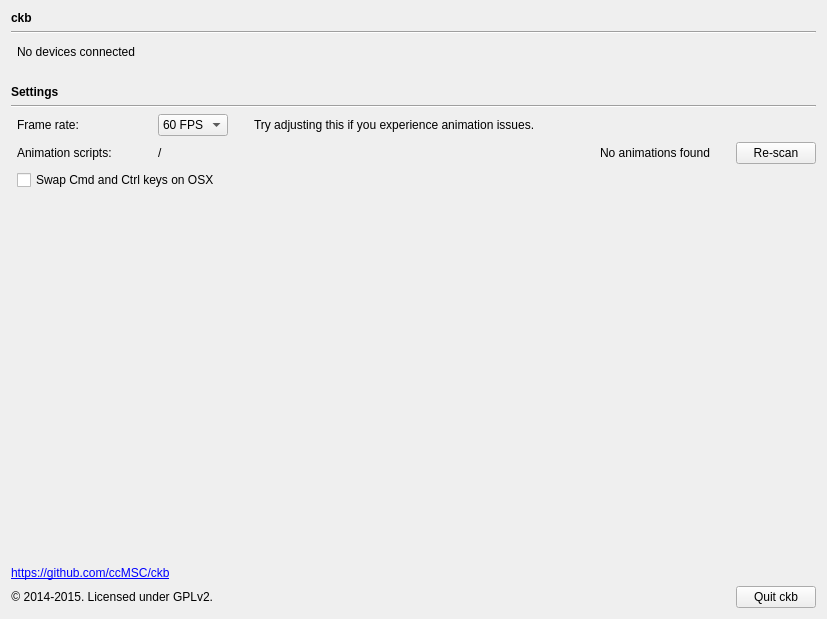
The window that src/ckb/settingswidget.ui (ckb-next/ckb-next) describes before a commit, drawn with Qt 5.
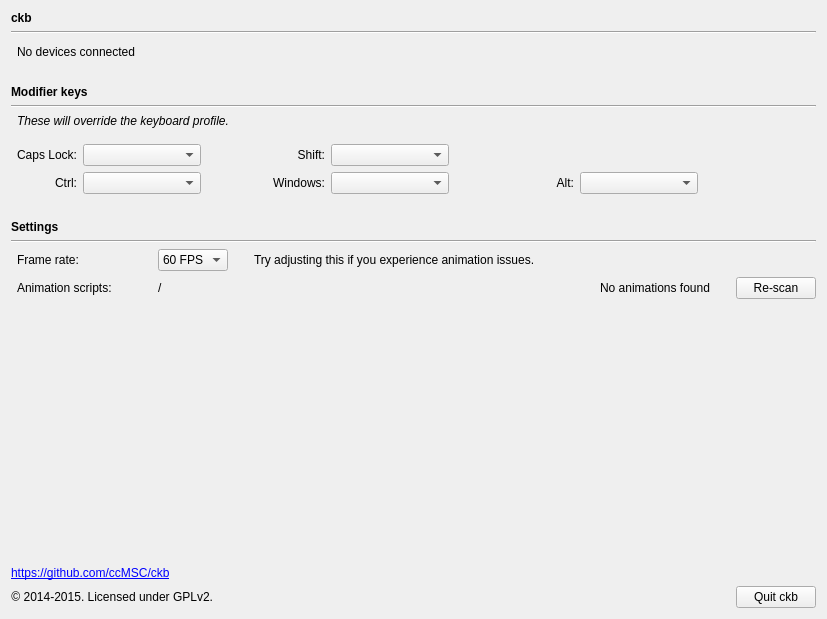
The same window after the commit.

Commit message: (ckb) Ability to launch a program on keypress (ckb) Rebindable volume wheel (ckb) Can now swap any modifier keys, not just Cmd and Ctrl (ckb) When rebinding keys, clicking a different key will now apply changes instead of discarding them (ckb) Minor UI updates

```diff
--- a/src/ckb/settingswidget.ui
+++ b/src/ckb/settingswidget.ui
@@ -14,6 +14,150 @@
    <string>Form</string>
   </property>
   <layout class="QGridLayout" name="gridLayout">
+   <item row="10" column="1">
+    <layout class="QGridLayout" name="gridLayout_3">
+     <item row="0" column="3">
+      <widget class="QLabel" name="shiftLabel">
+       <property name="sizePolicy">
+        <sizepolicy hsizetype="Expanding" vsizetype="Preferred">
+         <horstretch>0</horstretch>
+         <verstretch>0</verstretch>
+        </sizepolicy>
+       </property>
+       <property name="text">
+        <string>Shift:</string>
+       </property>
+       <property name="alignment">
+        <set>Qt::AlignRight|Qt::AlignTrailing|Qt::AlignVCenter</set>
+       </property>
+      </widget>
+     </item>
+     <item row="0" column="1">
+      <widget class="QLabel" name="capsLabel">
+       <property name="text">
+        <string>Caps Lock:</string>
+       </property>
+       <property name="alignment">
+        <set>Qt::AlignRight|Qt::AlignTrailing|Qt::AlignVCenter</set>
+       </property>
+      </widget>
+     </item>
+     <item row="0" column="0">
+      <spacer name="horizontalSpacer_10">
+       <property name="orientation">
+        <enum>Qt::Horizontal</enum>
+       </property>
+       <property name="sizeType">
+        <enum>QSizePolicy::Fixed</enum>
+       </property>
+       <property name="sizeHint" stdset="0">
+        <size>
+         <width>0</width>
+         <height>0</height>
+        </size>
+       </property>
+      </spacer>
+     </item>
+     <item row="0" column="2">
+      <widget class="QComboBox" name="capsBox">
+       <property name="sizePolicy">
+        <sizepolicy hsizetype="Expanding" vsizetype="Fixed">
+         <horstretch>0</horstretch>
+         <verstretch>0</verstretch>
+        </sizepolicy>
+       </property>
+      </widget>
+     </item>
+     <item row="1" column="1">
+      <widget class="QLabel" name="ctrlLabel">
+       <property name="text">
+        <string>Ctrl:</string>
+       </property>
+       <property name="alignment">
+        <set>Qt::AlignRight|Qt::AlignTrailing|Qt::AlignVCenter</set>
+       </property>
+      </widget>
+     </item>
+     <item row="1" column="7">
+      <spacer name="horizontalSpacer_9">
+       <property name="orientation">
+        <enum>Qt::Horizontal</enum>
+       </property>
+       <property name="sizeHint" stdset="0">
+        <size>
+         <width>40</width>
+         <height>20</height>
+        </size>
+       </property>
+      </spacer>
+     </item>
+     <item row="1" column="2">
+      <widget class="QComboBox" name="ctrlBox"/>
+     </item>
+     <item row="0" column="4">
+      <widget class="QComboBox" name="shiftBox">
+       <property name="sizePolicy">
+        <sizepolicy hsizetype="Expanding" vsizetype="Fixed">
+         <horstretch>0</horstretch>
+         <verstretch>0</verstretch>
+        </sizepolicy>
+       </property>
+      </widget>
+     </item>
+     <item row="1" column="3">
+      <widget class="QLabel" name="winLabel">
+       <property name="sizePolicy">
+        <sizepolicy hsizetype="Expanding" vsizetype="Preferred">
+         <horstretch>0</horstretch>
+         <verstretch>0</verstretch>
+        </sizepolicy>
+       </property>
+       <property name="text">
+        <string>Windows:</string>
+       </property>
+       <property name="alignment">
+        <set>Qt::AlignRight|Qt::AlignTrailing|Qt::AlignVCenter</set>
+       </property>
+      </widget>
+     </item>
+     <item row="1" column="4">
+      <widget class="QComboBox" name="winBox">
+       <property name="sizePolicy">
+        <sizepolicy hsizetype="Expanding" vsizetype="Fixed">
+         <horstretch>0</horstretch>
+         <verstretch>0</verstretch>
+        </sizepolicy>
+       </property>
+      </widget>
+     </item>
+     <item row="1" column="6">
+      <widget class="QComboBox" name="altBox">
+       <property name="sizePolicy">
+        <sizepolicy hsizetype="Expanding" vsizetype="Fixed">
+         <horstretch>0</horstretch>
+         <verstretch>0</verstretch>
+        </sizepolicy>
+       </property>
+      </widget>
+     </item>
+     <item row="1" column="5">
+      <widget class="QLabel" name="altLabel">
+       <property name="sizePolicy">
+        <sizepolicy hsizetype="Expanding" vsizetype="Preferred">
+         <horstretch>0</horstretch>
+         <verstretch>0</verstretch>
+        </sizepolicy>
+       </property>
+       <property name="text">
+        <string>Alt:</string>
+       </property>
+       <property name="alignment">
+        <set>Qt::AlignRight|Qt::AlignTrailing|Qt::AlignVCenter</set>
+       </property>
+      </widget>
+     </item>
+    </layout>
+   </item>
    <item row="0" column="0" colspan="2">
     <widget class="QLabel" name="versionLabel">
      <property name="font">
@@ -27,7 +171,7 @@
      </property>
     </widget>
    </item>
-   <item row="6" column="0" colspan="2">
+   <item row="12" column="0" colspan="2">
     <widget class="QLabel" name="label_6">
      <property name="font">
       <font>
@@ -56,7 +200,7 @@
      </property>
     </spacer>
    </item>
-   <item row="7" column="0" colspan="2">
+   <item row="13" column="0" colspan="2">
     <widget class="Line" name="line_2">
      <property name="orientation">
       <enum>Qt::Horizontal</enum>
@@ -70,7 +214,7 @@
      </property>
     </widget>
    </item>
-   <item row="12" column="0" colspan="2">
+   <item row="17" column="0" colspan="2">
     <widget class="QLabel" name="label_2">
      <property name="text">
       <string>&lt;a href=&quot;https://github.com/ccMSC/ckb&quot;&gt;https://github.com/ccMSC/ckb&lt;/a&gt;</string>
@@ -80,7 +224,7 @@
      </property>
     </widget>
    </item>
-   <item row="13" column="0" colspan="2">
+   <item row="18" column="0" colspan="2">
     <layout class="QHBoxLayout" name="horizontalLayout_2">
      <item>
       <widget class="QLabel" name="label_3">
@@ -137,7 +281,7 @@
      </property>
     </spacer>
    </item>
-   <item row="10" column="0" colspan="2">
+   <item row="15" column="0" colspan="2">
     <spacer name="verticalSpacer">
      <property name="orientation">
       <enum>Qt::Vertical</enum>
@@ -150,7 +294,7 @@
      </property>
     </spacer>
    </item>
-   <item row="8" column="1">
+   <item row="14" column="1">
     <layout class="QGridLayout" name="gridLayout_2">
      <item row="1" column="2">
       <layout class="QHBoxLayout" name="horizontalLayout_7">
@@ -307,12 +451,75 @@
      </item>
     </layout>
    </item>
+   <item row="8" column="1">
+    <widget class="QLabel" name="label_8">
+     <property name="font">
+      <font>
+       <italic>true</italic>
+      </font>
+     </property>
+     <property name="text">
+      <string>These will override the keyboard profile.</string>
+     </property>
+    </widget>
+   </item>
+   <item row="6" column="0" colspan="2">
+    <widget class="QLabel" name="label">
+     <property name="font">
+      <font>
+       <weight>75</weight>
+       <bold>true</bold>
+      </font>
+     </property>
+     <property name="text">
+      <string>Modifier keys</string>
+     </property>
+    </widget>
+   </item>
+   <item row="7" column="0" colspan="2">
+    <widget class="Line" name="line_3">
+     <property name="sizePolicy">
+      <sizepolicy hsizetype="Minimum" vsizetype="Fixed">
+       <horstretch>0</horstretch>
+       <verstretch>0</verstretch>
+      </sizepolicy>
+     </property>
+     <property name="orientation">
+      <enum>Qt::Horizontal</enum>
+     </property>
+    </widget>
+   </item>
+   <item row="11" column="1">
+    <spacer name="verticalSpacer_5">
+     <property name="orientation">
+      <enum>Qt::Vertical</enum>
+     </property>
+     <property name="sizeType">
+      <enum>QSizePolicy::Fixed</enum>
+     </property>
+     <property name="sizeHint" stdset="0">
+      <size>
+       <width>20</width>
+       <height>20</height>
+      </size>
+     </property>
+    </spacer>
+   </item>
    <item row="9" column="1">
-    <widget class="QCheckBox" name="osxSwapBox">
-     <property name="text">
-      <string>Swap Cmd and Ctrl keys on OSX</string>
+    <spacer name="verticalSpacer_4">
+     <property name="orientation">
+      <enum>Qt::Vertical</enum>
      </property>
-    </widget>
+     <property name="sizeType">
+      <enum>QSizePolicy::Fixed</enum>
+     </property>
+     <property name="sizeHint" stdset="0">
+      <size>
+       <width>20</width>
+       <height>10</height>
+      </size>
+     </property>
+    </spacer>
    </item>
   </layout>
  </widget>
```
The commit also changes 23 other files.
